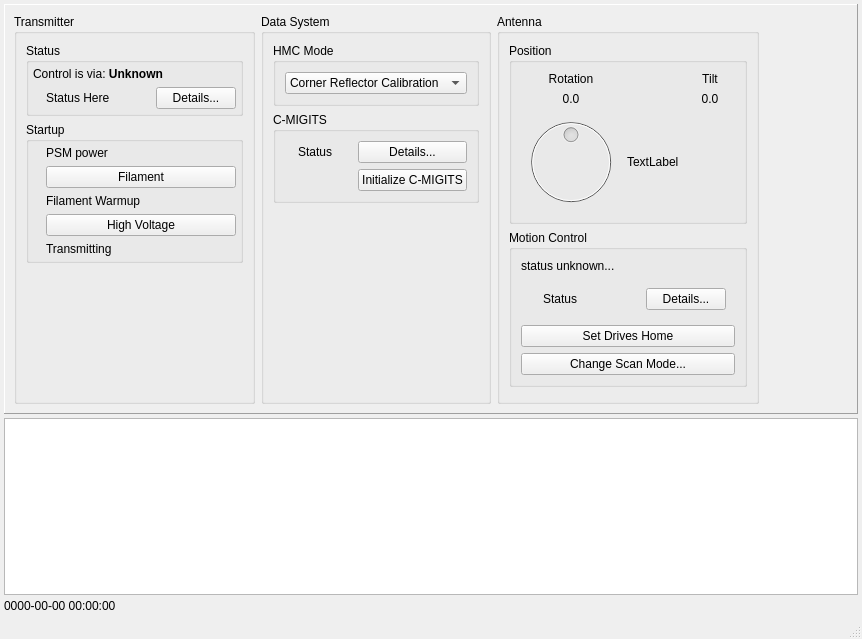
This is src/hcrgui/HcrGuiMainWindow.ui in NCAR/HCR_instrument as Qt 5 draws it before an edit. The edited form follows.
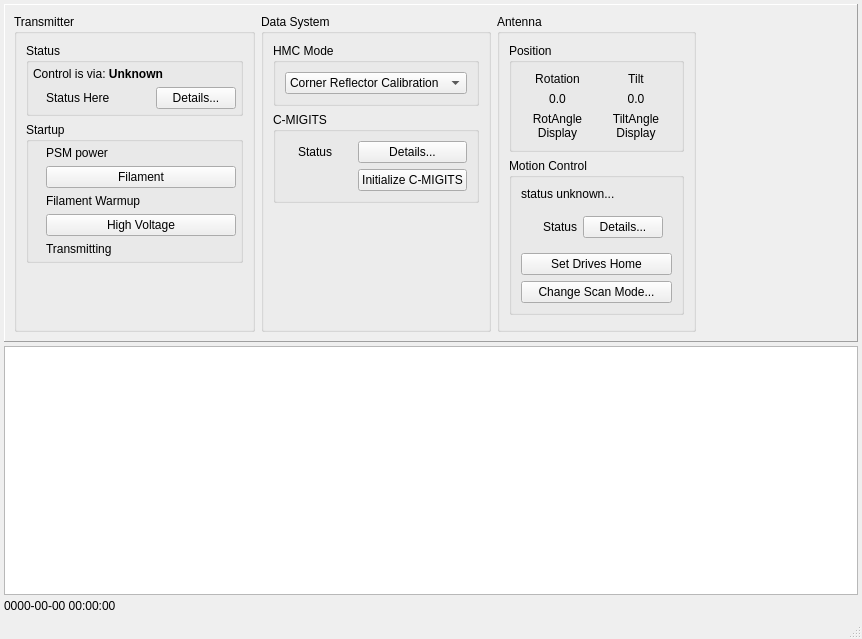
This is the edited form. Icons and pictures are not drawn.

Commit message: Showed rotation angle.

```diff
--- a/src/hcrgui/HcrGuiMainWindow.ui
+++ b/src/hcrgui/HcrGuiMainWindow.ui
@@ -487,33 +487,7 @@
             <property name="title">
              <string>Position</string>
             </property>
-            <layout class="QGridLayout" name="gridLayout_4">
-             <item row="0" column="2">
-              <widget class="QLabel" name="tiltLabel">
-               <property name="text">
-                <string>Tilt</string>
-               </property>
-               <property name="alignment">
-                <set>Qt::AlignCenter</set>
-               </property>
-              </widget>
-             </item>
-             <item row="1" column="2">
-              <widget class="QLabel" name="tiltValue">
-               <property name="minimumSize">
-                <size>
-                 <width>50</width>
-                 <height>0</height>
-                </size>
-               </property>
-               <property name="text">
-                <string>0.0</string>
-               </property>
-               <property name="alignment">
-                <set>Qt::AlignCenter</set>
-               </property>
-              </widget>
-             </item>
+            <layout class="QGridLayout" name="gridLayout_2">
              <item row="0" column="0">
               <widget class="QLabel" name="rotationLabel">
                <property name="text">
@@ -524,6 +498,16 @@
                </property>
               </widget>
              </item>
+             <item row="0" column="1">
+              <widget class="QLabel" name="tiltLabel">
+               <property name="text">
+                <string>Tilt</string>
+               </property>
+               <property name="alignment">
+                <set>Qt::AlignCenter</set>
+               </property>
+              </widget>
+             </item>
              <item row="1" column="0">
               <widget class="QLabel" name="rotationValue">
                <property name="enabled">
@@ -543,32 +527,41 @@
                </property>
               </widget>
              </item>
+             <item row="1" column="1">
+              <widget class="QLabel" name="tiltValue">
+               <property name="minimumSize">
+                <size>
+                 <width>50</width>
+                 <height>0</height>
+                </size>
+               </property>
+               <property name="text">
+                <string>0.0</string>
+               </property>
+               <property name="alignment">
+                <set>Qt::AlignCenter</set>
+               </property>
+              </widget>
+             </item>
              <item row="2" column="0">
-              <widget class="QDial" name="rotationDial">
-               <property name="enabled">
-                <bool>false</bool>
+              <widget class="QLabel" name="rotAngleDisplay">
+               <property name="text">
+                <string>RotAngle
+Display</string>
                </property>
-               <property name="minimum">
-                <number>-180</number>
-               </property>
-               <property name="maximum">
-                <number>180</number>
-               </property>
-               <property name="tracking">
-                <bool>false</bool>
-               </property>
-               <property name="wrapping">
-                <bool>true</bool>
-               </property>
-               <property name="notchesVisible">
-                <bool>false</bool>
+               <property name="alignment">
+                <set>Qt::AlignCenter</set>
                </property>
               </widget>
              </item>
              <item row="2" column="1">
-              <widget class="QLabel" name="rotationAngle">
+              <widget class="QLabel" name="tiltAngleDisplay">
                <property name="text">
-                <string>TextLabel</string>
+                <string>TiltAngle
+Display</string>
+               </property>
+               <property name="alignment">
+                <set>Qt::AlignCenter</set>
                </property>
               </widget>
              </item>
```
The commit also changes 2 other files.
